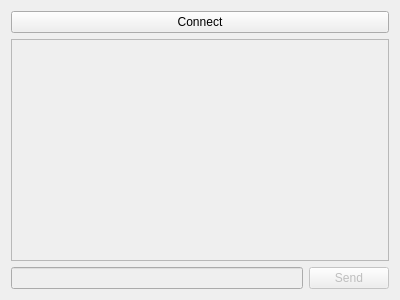
Old version of the form ChatClient/chatwindow.ui in the repository adamuIII/TicTacToe-.
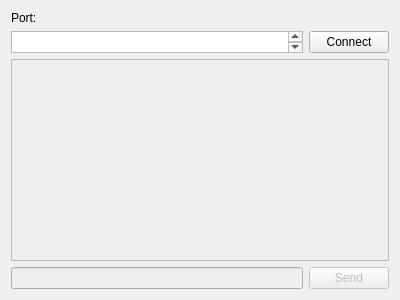
New version of the form.

Commit message: chat client improvement

```diff
--- a/ChatClient/chatwindow.ui
+++ b/ChatClient/chatwindow.ui
@@ -14,31 +14,7 @@
    <string>Qt Simple Chat Client</string>
   </property>
   <layout class="QGridLayout" name="gridLayout">
-   <item row="0" column="0" colspan="2">
-    <widget class="QPushButton" name="connectButton">
-     <property name="text">
-      <string>Connect</string>
-     </property>
-    </widget>
-   </item>
-   <item row="1" column="0" colspan="2">
-    <widget class="QListView" name="chatView">
-     <property name="enabled">
-      <bool>false</bool>
-     </property>
-     <property name="editTriggers">
-      <set>QAbstractItemView::NoEditTriggers</set>
-     </property>
-    </widget>
-   </item>
-   <item row="2" column="0">
-    <widget class="QLineEdit" name="messageEdit">
-     <property name="enabled">
-      <bool>false</bool>
-     </property>
-    </widget>
-   </item>
-   <item row="2" column="1">
+   <item row="4" column="1">
     <widget class="QPushButton" name="sendButton">
      <property name="enabled">
       <bool>false</bool>
@@ -51,6 +27,47 @@
      </property>
     </widget>
    </item>
+   <item row="4" column="0">
+    <widget class="QLineEdit" name="messageEdit">
+     <property name="enabled">
+      <bool>false</bool>
+     </property>
+    </widget>
+   </item>
+   <item row="3" column="0" colspan="2">
+    <widget class="QListView" name="chatView">
+     <property name="enabled">
+      <bool>false</bool>
+     </property>
+     <property name="editTriggers">
+      <set>QAbstractItemView::NoEditTriggers</set>
+     </property>
+    </widget>
+   </item>
+   <item row="1" column="0">
+    <widget class="QLabel" name="label">
+     <property name="text">
+      <string>Port:</string>
+     </property>
+    </widget>
+   </item>
+   <item row="2" column="1">
+    <widget class="QPushButton" name="connectButton">
+     <property name="text">
+      <string>Connect</string>
+     </property>
+    </widget>
+   </item>
+   <item row="2" column="0">
+    <widget class="QTextEdit" name="portEdit">
+     <property name="sizePolicy">
+      <sizepolicy hsizetype="Minimum" vsizetype="Ignored">
+       <horstretch>0</horstretch>
+       <verstretch>0</verstretch>
+      </sizepolicy>
+     </property>
+    </widget>
+   </item>
   </layout>
  </widget>
  <resources/>
```
The commit also changes 2 other files.
